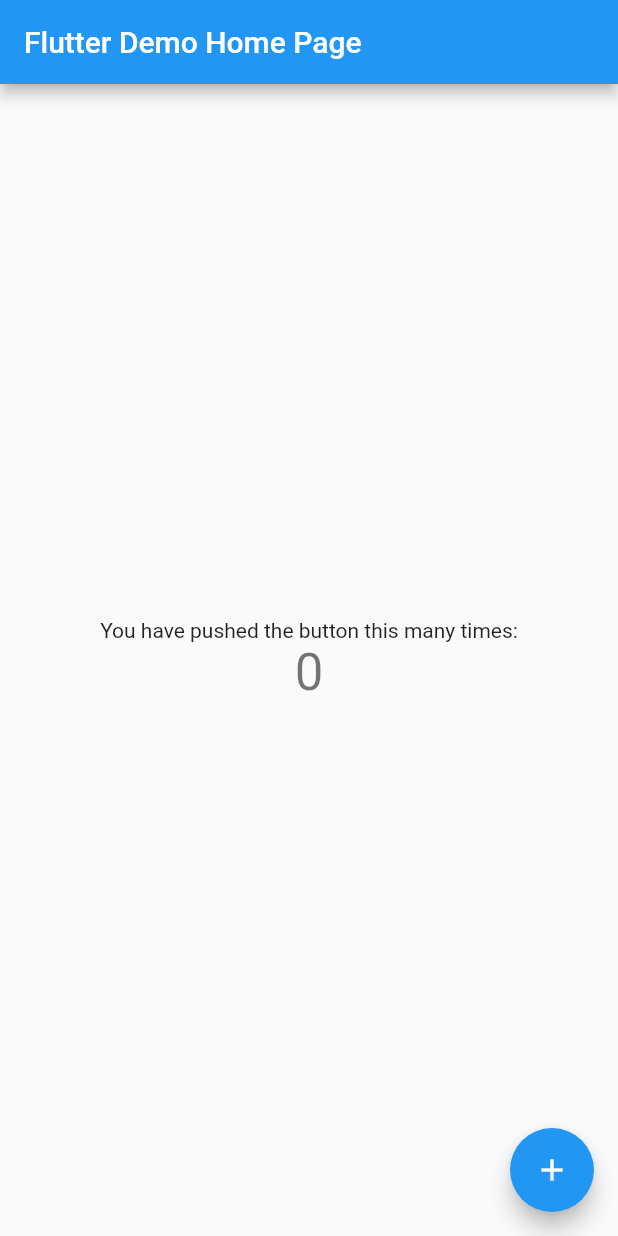
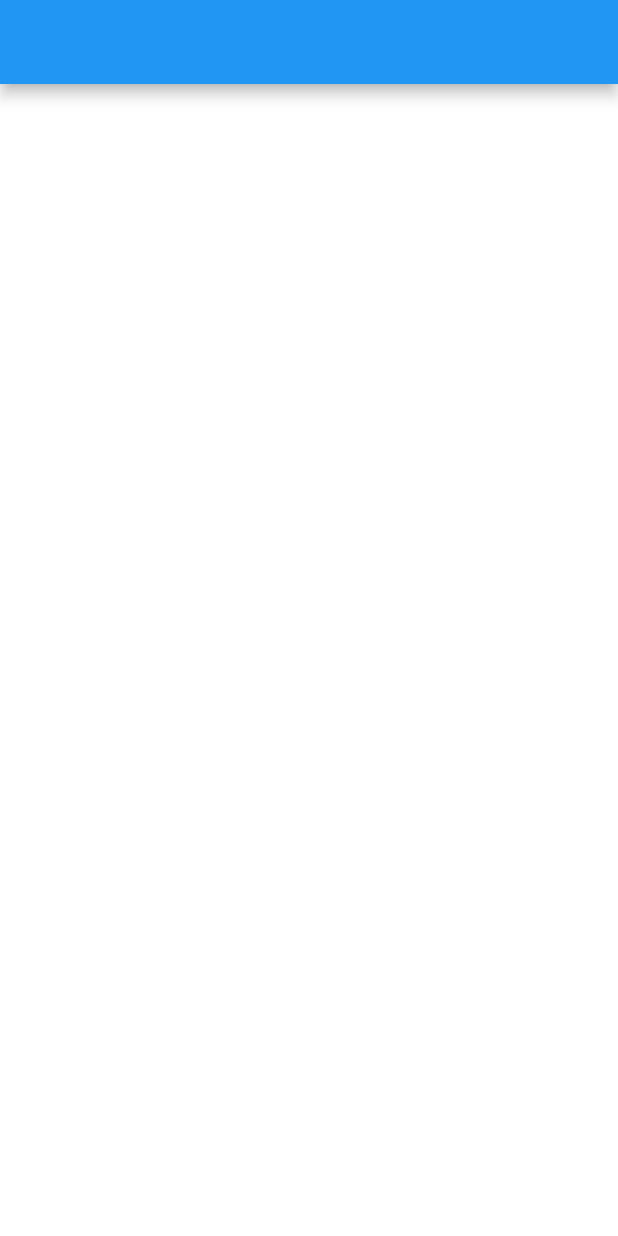
Before and after one commit to codinginpain/flutter_recipe, a Flutter app: the screen it shows after launch, on a phone screen of 412 x 824 dp. Run offline on Flutter 3.47's test engine with Material 2 defaults, Android fonts, the phone set to English and light mode, and no system bars.

Commit message:
made pages

```diff
--- a/lib/components/recipe_list_item.dart
+++ b/lib/components/recipe_list_item.dart
@@ -0,0 +1,12 @@
+import 'package:flutter/material.dart';
+
+class RecipeListItem extends StatelessWidget {
+  final String imageName;
+  final String title;
+
+  const RecipeListItem(this.imageName, this.title);
+  @override
+  Widget build(BuildContext context) {
+    return Container();
+  }
+}
--- a/lib/components/recipe_menu.dart
+++ b/lib/components/recipe_menu.dart
@@ -0,0 +1,8 @@
+import 'package:flutter/material.dart';
+
+class RecipeMenu extends StatelessWidget {
+  @override
+  Widget build(BuildContext context) {
+    return Container();
+  }
+}
--- a/lib/components/recipe_title.dart
+++ b/lib/components/recipe_title.dart
@@ -0,0 +1,8 @@
+import 'package:flutter/material.dart';
+
+class RecipeTitle extends StatelessWidget {
+  @override
+  Widget build(BuildContext context) {
+    return Container();
+  }
+}
--- a/lib/main.dart
+++ b/lib/main.dart
@@ -1,115 +1,16 @@
 import 'package:flutter/material.dart';
+import 'package:flutter_recipe/pages/recipe_page.dart';
 
 void main() {
-  runApp(const MyApp());
+  runApp(MyApp());
 }
 
 class MyApp extends StatelessWidget {
-  const MyApp({Key? key}) : super(key: key);
-
-  // This widget is the root of your application.
   @override
   Widget build(BuildContext context) {
-    return MaterialApp(
-      title: 'Flutter Demo',
-      theme: ThemeData(
-        // This is the theme of your application.
-        //
-        // Try running your application with "flutter run". You'll see the
-        // application has a blue toolbar. Then, without quitting the app, try
-        // changing the primarySwatch below to Colors.green and then invoke
-        // "hot reload" (press "r" in the console where you ran "flutter run",
-        // or simply save your changes to "hot reload" in a Flutter IDE).
-        // Notice that the counter didn't reset back to zero; the application
-        // is not restarted.
-        primarySwatch: Colors.blue,
-      ),
-      home: const MyHomePage(title: 'Flutter Demo Home Page'),
+    return const MaterialApp(
+      debugShowCheckedModeBanner: false,
+      home: RecipePage(),
     );
   }
 }
-
-class MyHomePage extends StatefulWidget {
-  const MyHomePage({Key? key, required this.title}) : super(key: key);
-
-  // This widget is the home page of your application. It is stateful, meaning
-  // that it has a State object (defined below) that contains fields that affect
-  // how it looks.
-
-  // This class is the configuration for the state. It holds the values (in this
-  // case the title) provided by the parent (in this case the App widget) and
-  // used by the build method of the State. Fields in a Widget subclass are
-  // always marked "final".
-
-  final String title;
-
-  @override
-  State<MyHomePage> createState() => _MyHomePageState();
-}
-
-class _MyHomePageState extends State<MyHomePage> {
-  int _counter = 0;
-
-  void _incrementCounter() {
-    setState(() {
-      // This call to setState tells the Flutter framework that something has
-      // changed in this State, which causes it to rerun the build method below
-      // so that the display can reflect the updated values. If we changed
-      // _counter without calling setState(), then the build method would not be
-      // called again, and so nothing would appear to happen.
-      _counter++;
-    });
-  }
-
-  @override
-  Widget build(BuildContext context) {
-    // This method is rerun every time setState is called, for instance as done
-    // by the _incrementCounter method above.
-    //
-    // The Flutter framework has been optimized to make rerunning build methods
-    // fast, so that you can just rebuild anything that needs updating rather
-    // than having to individually change instances of widgets.
-    return Scaffold(
-      appBar: AppBar(
-        // Here we take the value from the MyHomePage object that was created by
-        // the App.build method, and use it to set our appbar title.
-        title: Text(widget.title),
-      ),
-      body: Center(
-        // Center is a layout widget. It takes a single child and positions it
-        // in the middle of the parent.
-        child: Column(
-          // Column is also a layout widget. It takes a list of children and
-          // arranges them vertically. By default, it sizes itself to fit its
-          // children horizontally, and tries to be as tall as its parent.
-          //
-          // Invoke "debug painting" (press "p" in the console, choose the
-          // "Toggle Debug Paint" action from the Flutter Inspector in Android
-          // Studio, or the "Toggle Debug Paint" command in Visual Studio Code)
-          // to see the wireframe for each widget.
-          //
-          // Column has various properties to control how it sizes itself and
-          // how it positions its children. Here we use mainAxisAlignment to
-          // center the children vertically; the main axis here is the vertical
-          // axis because Columns are vertical (the cross axis would be
-          // horizontal).
-          mainAxisAlignment: MainAxisAlignment.center,
-          children: <Widget>[
-            const Text(
-              'You have pushed the button this many times:',
-            ),
-            Text(
-              '$_counter',
-              style: Theme.of(context).textTheme.headline4,
-            ),
-          ],
-        ),
-      ),
-      floatingActionButton: FloatingActionButton(
-        onPressed: _incrementCounter,
-        tooltip: 'Increment',
-        child: const Icon(Icons.add),
-      ), // This trailing comma makes auto-formatting nicer for build methods.
-    );
-  }
-}
--- a/lib/pages/recipe_page.dart
+++ b/lib/pages/recipe_page.dart
@@ -0,0 +1,27 @@
+import 'package:flutter/material.dart';
+import 'package:flutter_recipe/components/recipe_list_item.dart';
+import 'package:flutter_recipe/components/recipe_menu.dart';
+import 'package:flutter_recipe/components/recipe_title.dart';
+
+class RecipePage extends StatelessWidget {
+  const RecipePage({Key? key}) : super(key: key);
+
+  @override
+  Widget build(BuildContext context) {
+    return Scaffold(
+      backgroundColor: Colors.white,
+      appBar: _buildRecipeAppBar(),
+      body: Column(
+        children: [
+          RecipeTitle(),
+          RecipeMenu(),
+          RecipeListItem("coffee", "Made Coffee"),
+          RecipeListItem("burger", "Made Burger"),
+          RecipeListItem("pizza", "Made Pizza"),
+        ],
+      ),
+    );
+  }
+
+  AppBar _buildRecipeAppBar() => AppBar();
+}
```
